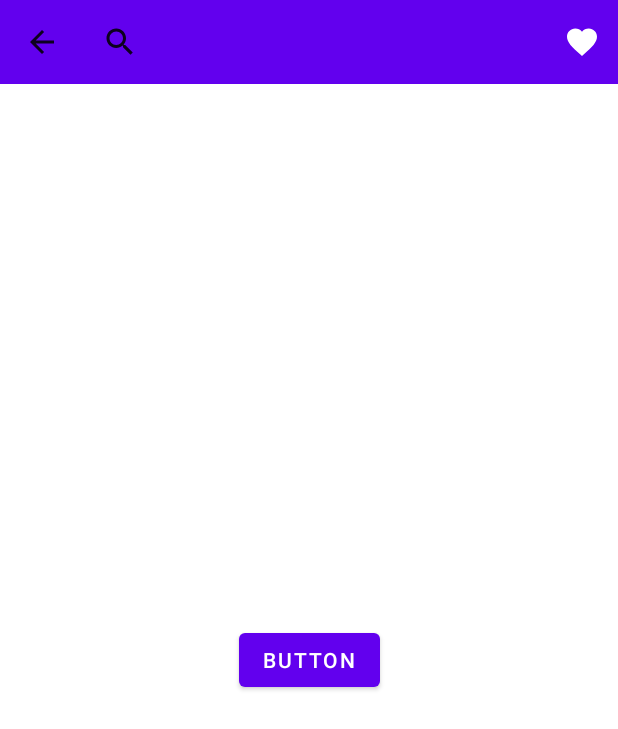
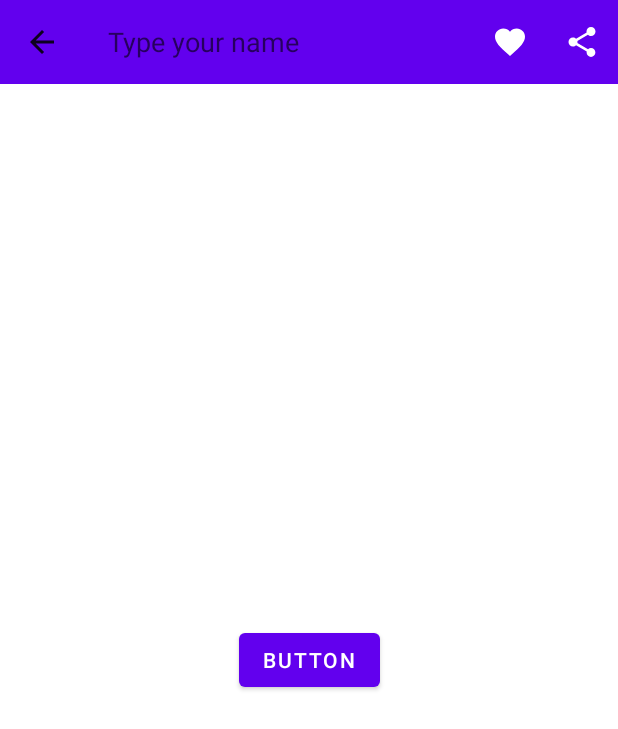
Before and after one commit to Evan-ploop17/ToolBarKt, an Android app: the screen it shows after launch (MainActivity), after a tap on "Search", on a phone screen of 412 x 824 dp. Shown: the top 729 px of the screen. Run offline under Robolectric (Android 15) with nearby library versions, the phone set to English and light mode, and no system bars.

Commit message:
Se cambia la clase del elemento Search para obtener un mejor resultado, se agrega item de Share

```diff
--- a/app/src/main/java/com/example/toolbar/MainActivity.kt
+++ b/app/src/main/java/com/example/toolbar/MainActivity.kt
@@ -34,8 +34,10 @@ class MainActivity : AppCompatActivity() {
 //    Con este metodo podemos usar la barra del menu
     override fun onCreateOptionsMenu(menu: Menu?): Boolean {
         menuInflater.inflate(R.menu.menu, menu)
+
         val itemSearch = menu?.findItem(R.id.search)
-        val viewSearch = itemSearch?.actionView as SearchView
+        val viewSearch = itemSearch?.actionView as androidx.appcompat.widget.SearchView
+
         // Así se van a ver el hint en la barra de buscar
         viewSearch.queryHint = "Type your name"
         viewSearch.setOnQueryTextFocusChangeListener { v, hasFocus ->
@@ -43,7 +45,7 @@ class MainActivity : AppCompatActivity() {
         }
 
     // COn estos métodos se va tomando el texto que el usuario ecribe
-        viewSearch.setOnQueryTextListener(object: SearchView.OnQueryTextListener{
+        viewSearch.setOnQueryTextListener(object: androidx.appcompat.widget.SearchView.OnQueryTextListener{
 
             // Lo que se va escribiendo en la casilla
             override fun onQueryTextChange(newText: String?): Boolean {
--- /dev/null
+++ b/app/src/main/res/drawable/ic_share.xml
@@ -0,0 +1,5 @@
+<vector android:height="24dp" android:tint="#FFFFFF"
+    android:viewportHeight="24" android:viewportWidth="24"
+    android:width="24dp" xmlns:android="http://schemas.android.com/apk/res/android">
+    <path android:fillColor="@android:color/white" android:pathData="M18,16.08c-0.76,0 -1.44,0.3 -1.96,0.77L8.91,12.7c0.05,-0.23 0.09,-0.46 0.09,-0.7s-0.04,-0.47 -0.09,-0.7l7.05,-4.11c0.54,0.5 1.25,0.81 2.04,0.81 1.66,0 3,-1.34 3,-3s-1.34,-3 -3,-3 -3,1.34 -3,3c0,0.24 0.04,0.47 0.09,0.7L8.04,9.81C7.5,9.31 6.79,9 6,9c-1.66,0 -3,1.34 -3,3s1.34,3 3,3c0.79,0 1.5,-0.31 2.04,-0.81l7.12,4.16c-0.05,0.21 -0.08,0.43 -0.08,0.65 0,1.61 1.31,2.92 2.92,2.92 1.61,0 2.92,-1.31 2.92,-2.92s-1.31,-2.92 -2.92,-2.92z"/>
+</vector>
--- a/app/src/main/res/menu/menu.xml
+++ b/app/src/main/res/menu/menu.xml
@@ -1,16 +1,24 @@
 <?xml version="1.0" encoding="utf-8"?>
-<menu xmlns:app="http://schemas.android.com/apk/res-auto"
+<menu xmlns:tools="http://schemas.android.com/tools"
+    xmlns:app="http://schemas.android.com/apk/res-auto"
     xmlns:android="http://schemas.android.com/apk/res/android">
 
     <item
         android:id="@+id/search"
         android:icon="@drawable/ic_search"
-        android:title="Search"
-        app:actionViewClass="android.widget.SearchView"
-        app:showAsAction="ifRoom|collapseActionView" />
+        android:title="@string/search"
+        app:actionViewClass="androidx.appcompat.widget.SearchView"
+        app:showAsAction="ifRoom|collapseActionView"
+        tools:ignore="Instantiatable" />
     <item
         android:id="@+id/btnFav"
         android:icon="@drawable/ic_fav"
         android:title="@string/app_name"
         app:showAsAction="ifRoom" />
+    <item
+        android:id="@+id/share"
+        android:icon="@drawable/ic_share"
+        android:title="@string/share"
+        app:actionProviderClass="androidx.core.view.ActionProvider"
+        app:showAsAction="ifRoom" />
 </menu>
--- a/app/src/main/res/values/strings.xml
+++ b/app/src/main/res/values/strings.xml
@@ -1,5 +1,7 @@
 <resources>
     <string name="app_name">LearningToolBar</string>
-    <string name="tittle_fav">Favorito</string>
+    <string name="tittle_fav">Favorite</string>
     <string name="title_backup">Back Up</string>
+    <string name="share">Share</string>
+    <string name="search">Search</string>
 </resources>
```
